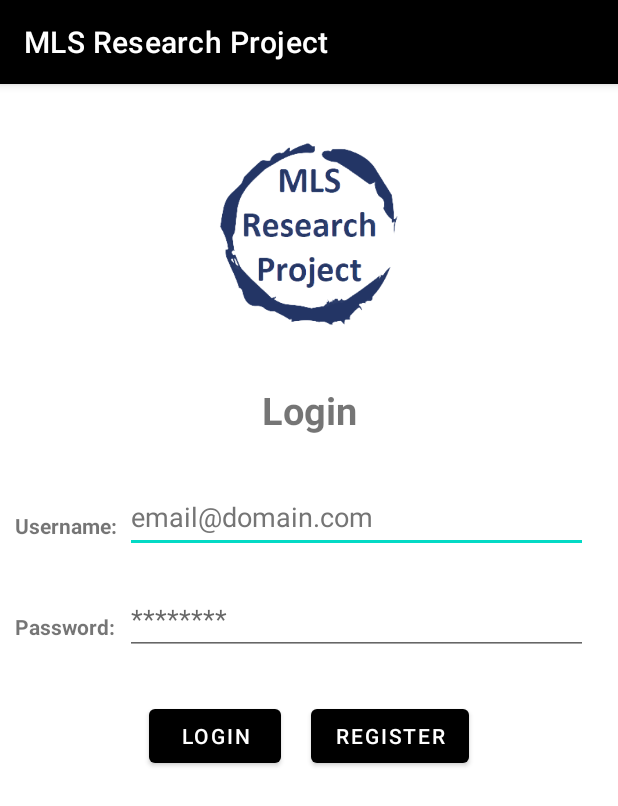
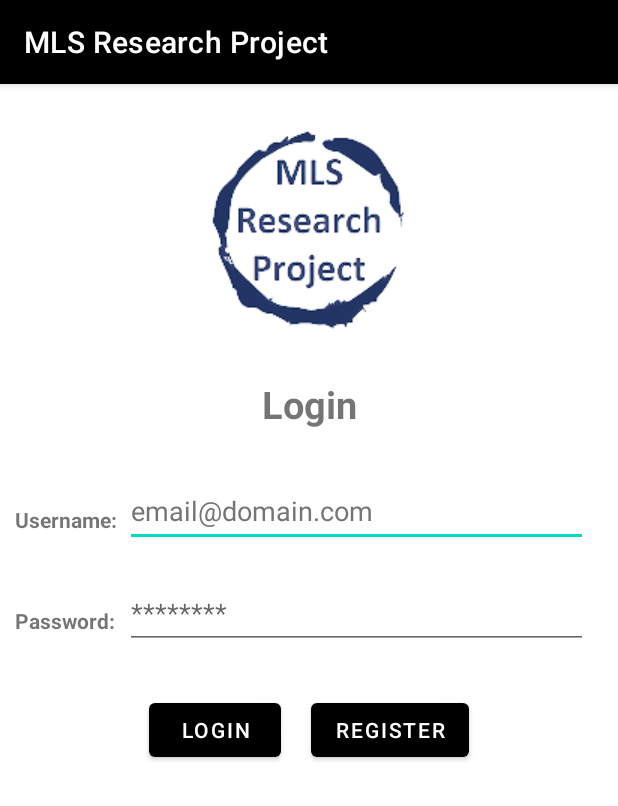
Before and after one commit to armandorossi/MLS_Project, an Android app: the screen it shows after launch (MainActivity), after a tap on "LOGIN", on a phone screen of 412 x 824 dp. Shown: the top 806 px of the screen. Run offline under Robolectric (Android 15) with nearby library versions, the phone set to English and light mode, and no system bars.

Commit message:
New version

```diff
--- a/MLS_Project/app/src/main/java/com/example/mls_project/ConnectionSQL.java
+++ b/MLS_Project/app/src/main/java/com/example/mls_project/ConnectionSQL.java
@@ -14,13 +14,13 @@ import java.util.List;
 
 public class ConnectionSQL {
 
-    private static final String url = "jdbc:mysql://sql487.main-hosting.eu/u842004852_mlsproject_db";
-    private static final String user = "u842004852_mlsproject_use";
-    private static final String pass = "vknP=j8O&a";
+    private static final String url = BuildConfig.URL;//"jdbc:mysql://sql487.main-hosting.eu/u842004852_mlsproject_db";
+    private static final String user = BuildConfig.USER;//"u842004852_mlsproject_use";
+    private static final String pass = BuildConfig.KEY;//"vknP=j8O&a";
 
     //Method to create a connection and return it to other methods
     private Connection SQLConnection() {
-        Connection con =  null;
+        Connection con;
         StrictMode.ThreadPolicy policy = new StrictMode.ThreadPolicy.Builder().permitAll().build();
         StrictMode.setThreadPolicy(policy);
         try {
@@ -97,7 +97,7 @@ public class ConnectionSQL {
         return result;
     }
 
-    //Metho to return a list of years from database
+    //Method to return a list of years from database
     public List<String> yearList () {
         List<String> list = new ArrayList<>();
         try {
--- a/MLS_Project/app/src/main/java/com/example/mls_project/MainActivity.java
+++ b/MLS_Project/app/src/main/java/com/example/mls_project/MainActivity.java
@@ -5,17 +5,14 @@ import androidx.activity.result.ActivityResultCallback;
 import androidx.activity.result.ActivityResultLauncher;
 import androidx.activity.result.contract.ActivityResultContracts;
 import androidx.appcompat.app.AppCompatActivity;
-
 import android.app.Activity;
 import android.content.Intent;
 import android.os.Bundle;
 import android.util.Log;
 import android.view.View;
 import android.widget.Toast;
-
 import com.example.mls_project.databinding.ActivityMainBinding;
 
-import java.util.List;
 
 public class MainActivity extends AppCompatActivity {
 
@@ -28,14 +25,14 @@ public class MainActivity extends AppCompatActivity {
         View view = binding.getRoot();
         setContentView(view);
 
-        binding.btnLogin.setOnClickListener((View v) -> {
-            loginAction();
-        });
+        binding.btnLogin.setOnClickListener((View v) -> loginAction());
 
         binding.btnRegister.setOnClickListener((View v) -> {
             Intent registerIntent = new Intent(this, RegisterActivity.class);
             startForResult.launch(registerIntent);
         });
+
+        Log.e("Error", BuildConfig.KEY);
     }
 
     //Method responsible for retrieving the username from RegisterActivity when a new user is registered and set the edtUsername with this information
@@ -44,7 +41,10 @@ public class MainActivity extends AppCompatActivity {
         public void onActivityResult(ActivityResult result) {
             if (result.getResultCode() == Activity.RESULT_OK) {
                 Intent data = result.getData();
-                String returnString = data.getExtras().getString("returnEmail");
+                String returnString = null;
+                if (data != null) {
+                    returnString = data.getExtras().getString("returnEmail");
+                }
                 binding.edtUsername.setText(returnString);
             }
         }
@@ -53,9 +53,9 @@ public class MainActivity extends AppCompatActivity {
     //Method for authenticating an existing user and setting the privilege mode (if the user is an admin)
     private void loginAction () {
         ConnectionSQL con = new ConnectionSQL();
-        HashPassword hashPassword = new HashPassword();
+//        HashPassword hashPassword = new HashPassword();
         try {
-            String[] result = con.loginConnection(binding.edtUsername.getText().toString(), hashPassword.hashAPassword(binding.edtPassword.getText().toString())).split(";");
+            String[] result = con.loginConnection(binding.edtUsername.getText().toString(), HashPassword.hashAPassword(binding.edtPassword.getText().toString())).split(";");
             if (result[0].equals("1")) {
                 if (result[2].equals("1")){
                     Intent userIntent = new Intent(this, UserActivity.class);
--- a/MLS_Project/app/src/main/res/layout/activity_main.xml
+++ b/MLS_Project/app/src/main/res/layout/activity_main.xml
@@ -1,41 +1,41 @@
 <?xml version="1.0" encoding="utf-8"?>
-<LinearLayout xmlns:android="http://schemas.android.com/apk/res/android"
+<ScrollView xmlns:android="http://schemas.android.com/apk/res/android"
+    xmlns:app="http://schemas.android.com/apk/res-auto"
     xmlns:tools="http://schemas.android.com/tools"
     android:layout_width="match_parent"
-    android:layout_height="match_parent"
+    android:layout_height="match_parent">
+    <LinearLayout
+        android:layout_width="match_parent"
+        android:layout_height="wrap_content"
         android:paddingLeft="10dp"
         android:paddingRight="10dp"
         android:orientation="vertical">
-
         <LinearLayout
             android:layout_width="match_parent"
             android:layout_height="wrap_content"
             android:orientation="vertical">
-        <ImageView
-            android:layout_width="match_parent"
-            android:layout_height="200dp"
-            android:src="@drawable/logo"
-            android:contentDescription="@string/app_name" />
             <TextView
                 android:layout_width="match_parent"
                 android:layout_height="wrap_content"
                 android:textStyle="bold"
                 android:textSize="25sp"
                 android:gravity="center_horizontal"
-            android:text="@string/txt_login_page"/>
+                android:text="@string/txt_login_page"
+                app:drawableTopCompat="@drawable/logo"
+                android:paddingTop="30dp"
+                android:drawablePadding="30dp"/>
         </LinearLayout>
 
         <LinearLayout
             android:layout_width="match_parent"
             android:layout_height="wrap_content"
             android:orientation="horizontal"
-        android:gravity="start">
+            android:gravity="center_horizontal">
 
             <LinearLayout
                 android:layout_width="wrap_content"
-            android:layout_height="wrap_content"
-            android:orientation="vertical"
-            android:gravity="start">
+                android:layout_height="match_parent"
+                android:orientation="vertical">
                 <TextView
                     android:id="@+id/txtUsernameLogin"
                     android:layout_width="wrap_content"
@@ -54,10 +54,9 @@
             </LinearLayout>
 
             <LinearLayout
-            android:layout_width="match_parent"
-            android:layout_height="wrap_content"
+                android:layout_width="wrap_content"
+                android:layout_height="match_parent"
                 android:orientation="vertical"
-            android:gravity="start"
                 android:layout_marginStart="5dp">
                 <EditText
                     android:id="@+id/edtUsername"
@@ -66,7 +65,7 @@
                     android:layout_marginEnd="10dp"
                     android:layout_marginTop="30dp"
                     android:autofillHints=""
-                android:ems="10"
+                    android:ems="20"
                     android:hint="@string/username_example"
                     android:inputType="textEmailAddress"
                     android:minHeight="48dp"
@@ -79,7 +78,7 @@
                     android:layout_marginTop="20dp"
                     android:layout_marginEnd="10dp"
                     android:autofillHints=""
-                android:ems="10"
+                    android:ems="20"
                     android:hint="@string/password_example"
                     android:inputType="textPassword"
                     android:minHeight="48dp" />
@@ -106,3 +105,4 @@
                 android:text="@string/btn_register"/>
         </LinearLayout>
     </LinearLayout>
+</ScrollView>
--- a/MLS_Project/app/src/main/res/values/strings.xml
+++ b/MLS_Project/app/src/main/res/values/strings.xml
@@ -1,5 +1,6 @@
 <resources>
     <string name="app_name">MLS Research Project</string>
+
     <string name="txt_login_page">Login</string>
     <string name="txt_username">Username:</string>
     <string name="txt_password">Password:</string>
@@ -7,6 +8,7 @@
     <string name="btn_register">Register</string>
     <string name="username_example">email@domain.com</string>
     <string name="password_example">********</string>
+
     <string name="txt_registration_page">Registration</string>
     <string name="txt_first_name_register">First name:</string>
     <string name="txt_last_name_register">Last name:</string>
@@ -24,13 +26,14 @@
     <string name="first_name_empty">First name cannot be empty</string>
     <string name="last_name_empty">Last name cannot be empty</string>
     <string name="email_empty">Email cannot be empty</string>
+    <string name="email_incorrect">Email is invalid</string>
     <string name="password_empty">Password cannot be empty</string>
     <string name="password_confirm_empty">Password confirmation cannot be empty</string>
     <string name="password_not_equal">Passwords must be equal</string>
+
     <string name="txt_schedule_page">Schedule</string>
     <string name="txt_year">Year: </string>
     <string name="txt_month">Month: </string>
-
     <string name="txt_schedule_date">Date</string>
     <string name="txt_f_team_name">Team one</string>
     <string name="txt_s_team_name">Team two</string>
@@ -49,4 +52,5 @@
     <string name="txt_user_full_name">Full name</string>
     <string name="txt_user_email">Email</string>
     <string name="txt_user_admin">Admin: </string>
+    <string name="padlock">Change user status</string>
 </resources>
```
Also changed, not shown: MLS_Project/app/build.gradle (+8 -0 lines), MLS_Project/app/src/main/java/com/example/mls_project/RegisterActivity.java (+8 -12 lines), MLS_Project/app/src/main/java/com/example/mls_project/ScheduleActivity.java (+5 -15 lines), MLS_Project/app/src/main/java/com/example/mls_project/ScheduleAdapter.java (+7 -13 lines), MLS_Project/app/src/main/java/com/example/mls_project/UserActivity.java (+3 -8 lines), MLS_Project/app/src/main/java/com/example/mls_project/UserAdapter.java (+29 -35 lines), MLS_Project/app/src/main/res/layout/activity_register.xml (+10 -5 lines), MLS_Project/app/src/main/res/layout/schedule_item.xml (+13 -10 lines), MLS_Project/app/src/main/res/layout/user_item.xml (+21 -3 lines), MLS_Project/app/src/main/res/drawable-v24/logo.png. Lines whose indentation alone changed are shown as unchanged.
